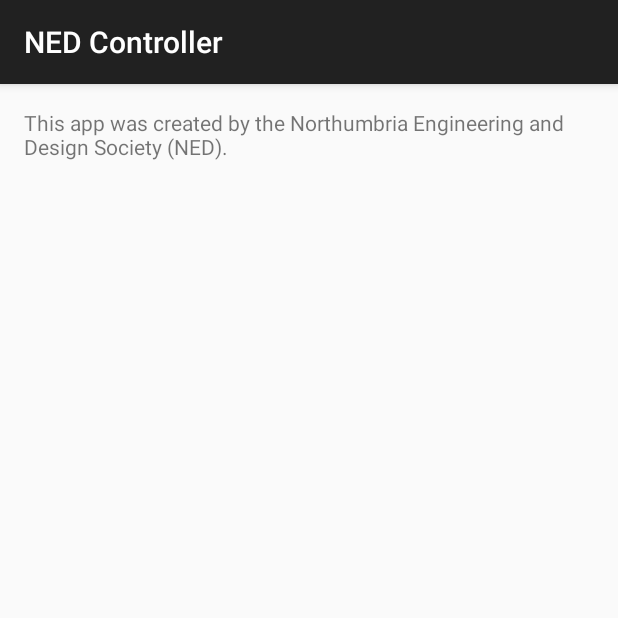
After one commit to Adzter/NEDController, an Android app: the AboutActivity screen opened directly, with no data from a screen before it, on a phone screen of 412 x 824 dp, the top half of it. The commit adds this screen. Run offline under Robolectric (Android 15) with nearby library versions, the phone set to English and light mode, and no system bars.

Commit message:
Added icon and about page

```diff
--- /dev/null
+++ b/app/src/main/java/ajwilson/nedcontroller/AboutActivity.java
@@ -0,0 +1,13 @@
+package ajwilson.nedcontroller;
+
+import android.support.v7.app.AppCompatActivity;
+import android.os.Bundle;
+
+public class AboutActivity extends AppCompatActivity {
+
+    @Override
+    protected void onCreate(Bundle savedInstanceState) {
+        super.onCreate(savedInstanceState);
+        setContentView(R.layout.activity_about);
+    }
+}
--- a/app/src/main/java/ajwilson/bluetoothtest/ConnectedThread.java
+++ b/app/src/main/java/ajwilson/nedcontroller/ConnectedThread.java
@@ -1,4 +1,4 @@
-package ajwilson.bluetoothtest;
+package ajwilson.nedcontroller;
 
 import android.bluetooth.BluetoothSocket;
 import android.os.Handler;
--- a/app/src/main/java/ajwilson/bluetoothtest/Dialogue.java
+++ b/app/src/main/java/ajwilson/nedcontroller/Dialogue.java
@@ -1,4 +1,4 @@
-package ajwilson.bluetoothtest;
+package ajwilson.nedcontroller;
 
 import android.app.AlertDialog;
 import android.content.Context;
--- /dev/null
+++ b/app/src/main/res/layout/activity_about.xml
@@ -0,0 +1,12 @@
+<?xml version="1.0" encoding="utf-8"?>
+<RelativeLayout xmlns:android="http://schemas.android.com/apk/res/android"
+    xmlns:tools="http://schemas.android.com/tools" android:layout_width="match_parent"
+    android:layout_height="match_parent" android:paddingLeft="@dimen/activity_horizontal_margin"
+    android:paddingRight="@dimen/activity_horizontal_margin"
+    android:paddingTop="@dimen/activity_vertical_margin"
+    android:paddingBottom="@dimen/activity_vertical_margin"
+    tools:context="ajwilson.nedcontroller.AboutActivity">
+
+    <TextView android:text="@string/about_ned" android:layout_width="wrap_content"
+        android:layout_height="wrap_content" />
+</RelativeLayout>
--- a/app/src/main/res/menu/menu_main.xml
+++ b/app/src/main/res/menu/menu_main.xml
@@ -1,6 +1,6 @@
 <menu xmlns:android="http://schemas.android.com/apk/res/android"
     xmlns:app="http://schemas.android.com/apk/res-auto"
     xmlns:tools="http://schemas.android.com/tools" tools:context=".MainActivity">
-    <item android:id="@+id/action_settings" android:title="@string/action_settings"
+    <item android:id="@+id/action_about" android:title="@string/action_about"
         android:orderInCategory="100" app:showAsAction="never" />
 </menu>
--- a/app/src/main/res/values/strings.xml
+++ b/app/src/main/res/values/strings.xml
@@ -1,10 +1,14 @@
 <resources>
-    <string name="app_name">BluetoothTest</string>
+    <string name="app_name">NED Controller</string>
 
     <string name="hello_world">NED Bluetooth Test!</string>
-    <string name="action_settings">Settings</string>
+    <string name="action_about">About</string>
 
     <string name="plane1">Plane #1</string>
     <string name="plane2">Plane #2</string>
     <string name="connect">Connect</string>
+    <string name="disconnect">Disconnect</string>
+
+    <string name="about_ned">This app was created by the Northumbria Engineering and Design Society
+        (NED).</string>
 </resources>
```
Also changed, not shown: app/src/main/AndroidManifest.xml (+6 -3 lines), app/src/main/java/ajwilson/nedcontroller/MainActivity.java (renamed from app/src/main/java/ajwilson/bluetoothtest/MainActivity.java, +43 -11 lines), app/src/main/res/layout/activity_main.xml (+9 -0 lines), app/src/main/res/mipmap-hdpi/ic_launcher.png, app/src/main/res/mipmap-mdpi/ic_launcher.png, app/src/main/res/mipmap-xhdpi/ic_launcher.png, app/src/main/res/mipmap-xxhdpi/ic_launcher.png, app/src/main/res/mipmap-xxxhdpi/ic_launcher.png (added), 2 other files.
